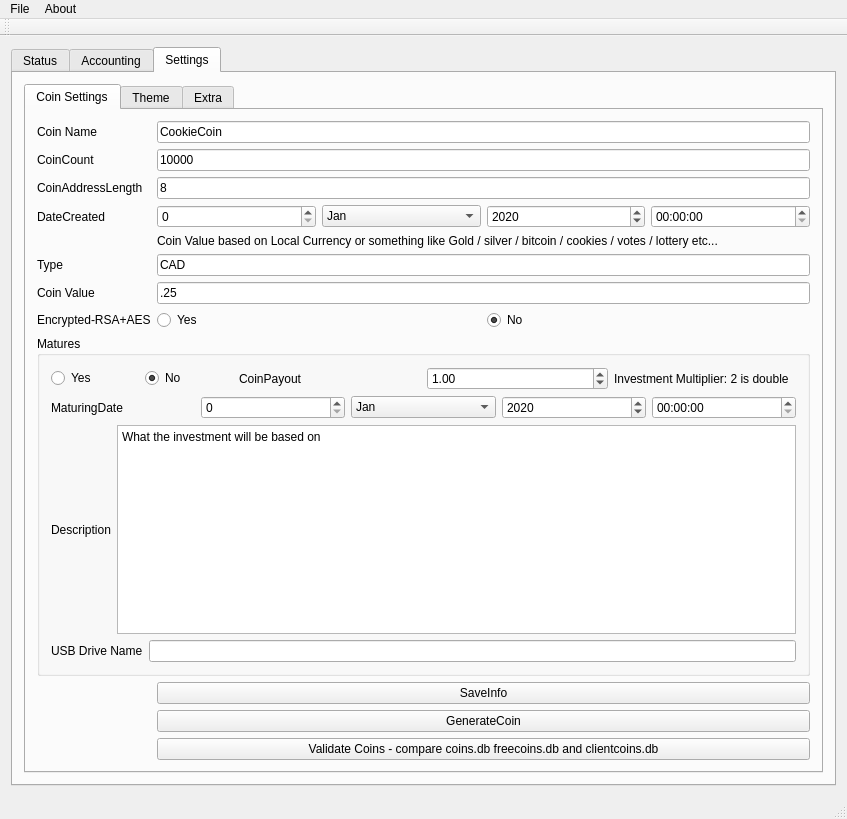
Qt form qtCoin/mainwindow.ui (netpipe/EcoCoin) before a commit.
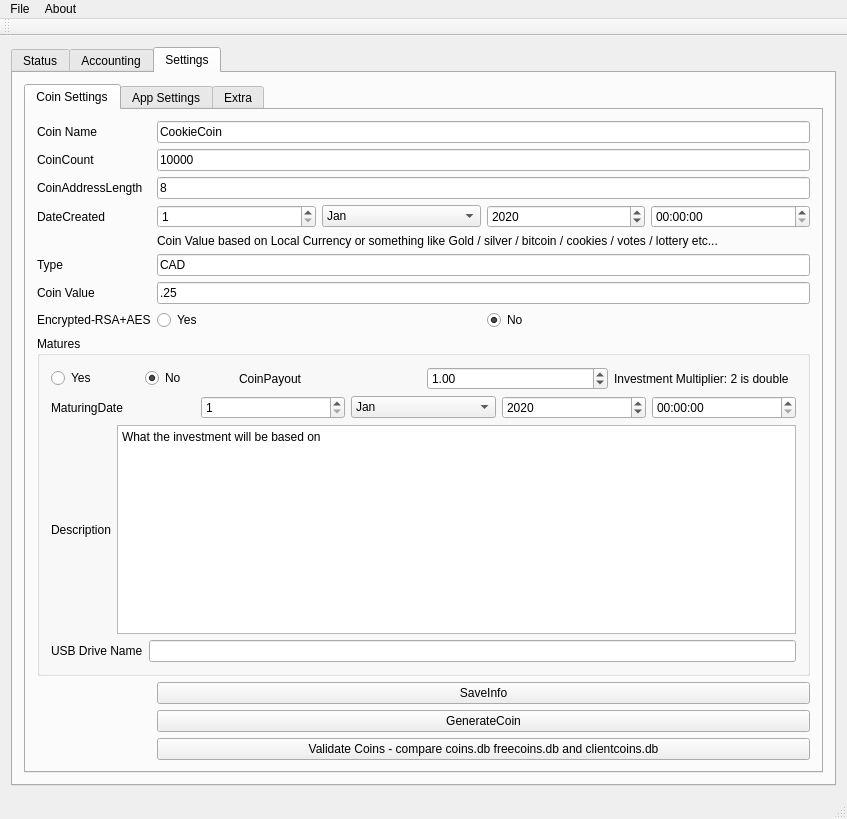
The same form after that commit. The open tabs and pages were chosen to show the change.

Patch:
```diff
--- a/qtCoin/mainwindow.ui
+++ b/qtCoin/mainwindow.ui
@@ -443,7 +443,11 @@
             <item row="3" column="1">
              <layout class="QHBoxLayout" name="horizontalLayout_4">
               <item>
-               <widget class="QSpinBox" name="createday"/>
+               <widget class="QSpinBox" name="createday">
+                <property name="minimum">
+                 <number>1</number>
+                </property>
+               </widget>
               </item>
               <item>
                <widget class="QComboBox" name="createmonth">
@@ -598,7 +602,11 @@
                   </widget>
                  </item>
                  <item>
-                  <widget class="QSpinBox" name="matureday"/>
+                  <widget class="QSpinBox" name="matureday">
+                   <property name="minimum">
+                    <number>1</number>
+                   </property>
+                  </widget>
                  </item>
                  <item>
                   <widget class="QComboBox" name="maturemonth">
@@ -780,7 +788,7 @@
           </widget>
           <widget class="QWidget" name="tab_2">
            <attribute name="title">
-            <string>Theme</string>
+            <string>App Settings</string>
            </attribute>
            <layout class="QGridLayout" name="gridLayout_4">
             <item row="0" column="0">
```
Left out of the diff: 172 changed lines with no effect on the pictures.
